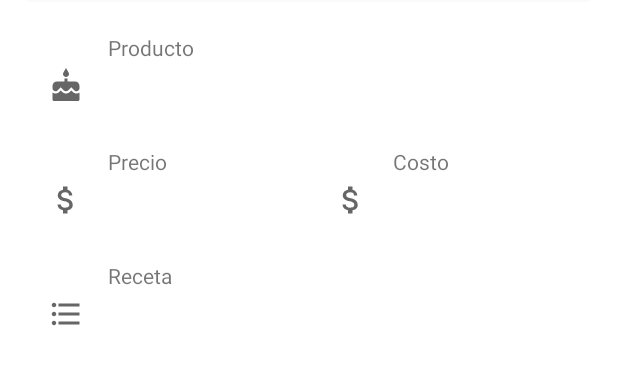
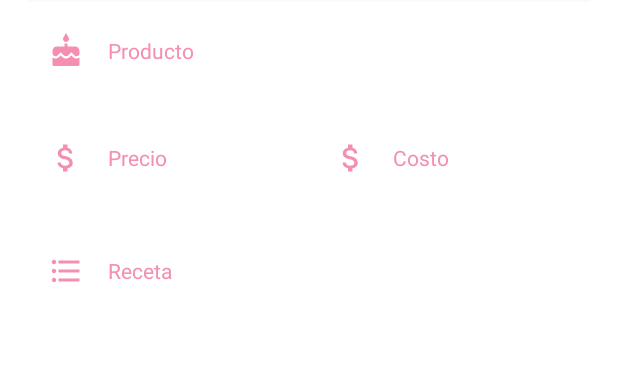
Before and after one commit to eormeno12/Miskiatty, an Android app: the ProductDetailsActivity screen opened directly, with no data from a screen before it, on a phone screen of 412 x 824 dp, the part 411-796 px from its top. Run offline under Robolectric (Android 15) with nearby library versions, the phone set to English and light mode, and no system bars; our stand-ins replace Room's generated code, data binding; 6 statements that could not run were skipped.

Commit message:
Data visible en el Product Details.
- Implementar el editar product y colocar imagen.

```diff
--- /dev/null
+++ b/app/src/main/java/com/listen/to/miskiatty/model/repository/products/ProductDetailsObservable.kt
@@ -0,0 +1,18 @@
+package com.listen.to.miskiatty.model.repository.products
+
+import androidx.appcompat.app.AppCompatActivity
+import androidx.databinding.BaseObservable
+import androidx.lifecycle.Lifecycle
+import androidx.lifecycle.MutableLiveData
+import com.listen.to.miskiatty.model.database.Product
+
+class ProductDetailsObservable: BaseObservable() {
+    private val productDetailsRepository = ProductDetailsRepositoryImpl()
+
+    fun callProductSerializable(activity: AppCompatActivity, lifecycle: Lifecycle) =
+            productDetailsRepository.callProduct(activity, lifecycle)
+
+    fun getProductSerializable(): MutableLiveData<Product> =
+            productDetailsRepository.getProduct()
+
+}
--- /dev/null
+++ b/app/src/main/java/com/listen/to/miskiatty/model/repository/products/ProductDetailsRepository.kt
@@ -0,0 +1,11 @@
+package com.listen.to.miskiatty.model.repository.products
+
+import androidx.appcompat.app.AppCompatActivity
+import androidx.lifecycle.Lifecycle
+import androidx.lifecycle.MutableLiveData
+import com.listen.to.miskiatty.model.database.Product
+
+interface ProductDetailsRepository {
+    fun callProduct(activity: AppCompatActivity, lifecycle: Lifecycle)
+    fun getProduct(): MutableLiveData<Product>
+}
--- /dev/null
+++ b/app/src/main/java/com/listen/to/miskiatty/model/repository/products/ProductDetailsRepositoryImpl.kt
@@ -0,0 +1,31 @@
+package com.listen.to.miskiatty.model.repository.products
+
+import androidx.appcompat.app.AppCompatActivity
+import androidx.lifecycle.Lifecycle
+import androidx.lifecycle.MutableLiveData
+import androidx.lifecycle.coroutineScope
+import com.listen.to.miskiatty.model.database.Product
+import com.listen.to.miskiatty.model.database.room.RoomDb
+import kotlinx.coroutines.launch
+
+class ProductDetailsRepositoryImpl: ProductDetailsRepository {
+
+    private val product = MutableLiveData<Product>()
+
+    override fun callProduct(activity: AppCompatActivity, lifecycle: Lifecycle) {
+        val id = activity.intent
+                .getIntExtra(
+                        "com.listen.to.miskiatty.view.ui.products.ID",
+                        0)
+
+        val db = RoomDb.getDatabase(activity.applicationContext)
+
+        lifecycle.coroutineScope.launch {
+            val productRoom = db.productDao().getProductById(id)
+            product.value = productRoom
+        }
+    }
+
+    override fun getProduct(): MutableLiveData<Product> = product
+
+}
--- a/app/src/main/java/com/listen/to/miskiatty/view/ui/products/ProductDetailsActivity.kt
+++ b/app/src/main/java/com/listen/to/miskiatty/view/ui/products/ProductDetailsActivity.kt
@@ -3,20 +3,49 @@ package com.listen.to.miskiatty.view.ui.products
 import android.content.Intent
 import androidx.appcompat.app.AppCompatActivity
 import android.os.Bundle
+import android.util.Log
 import androidx.appcompat.widget.Toolbar
+import androidx.databinding.DataBindingUtil
+import androidx.lifecycle.ViewModelProvider
 import com.listen.to.miskiatty.R
+import com.listen.to.miskiatty.databinding.ActivityLoginBinding
 import com.listen.to.miskiatty.databinding.ActivityProductDetailsBinding
+import com.listen.to.miskiatty.model.database.Product
+import com.listen.to.miskiatty.viewmodel.LoginViewModel
+import com.listen.to.miskiatty.viewmodel.ProductAddViewModel
+import com.listen.to.miskiatty.viewmodel.ProductDetailsViewModel
 
 class ProductDetailsActivity : AppCompatActivity() {
 
+    private var productDetailsViewModel: ProductDetailsViewModel? = null
     private lateinit var binding: ActivityProductDetailsBinding
     lateinit var toolbar: Toolbar
 
     override fun onCreate(savedInstanceState: Bundle?) {
         super.onCreate(savedInstanceState)
-        binding = ActivityProductDetailsBinding.inflate(layoutInflater)
-        setContentView(binding.root)
+        setContentView(R.layout.activity_product_details)
+        setUpBinding()
         setUpToolbar()
+    }
+
+    override fun onStart() {
+        super.onStart()
+        binding.lifecycleOwner = this
+        callProduct()
+    }
+
+    private fun setUpBinding() {
+        binding = DataBindingUtil.setContentView(this, R.layout.activity_product_details)
+
+        productDetailsViewModel = ViewModelProvider
+                .NewInstanceFactory()
+                .create(ProductDetailsViewModel::class.java)
+
+        binding.productDetailsViewModel = productDetailsViewModel
+    }
+
+    private fun callProduct(){
+        productDetailsViewModel?.callProduct(this, lifecycle)
     }
 
     private fun setUpToolbar(){
--- a/app/src/main/java/com/listen/to/miskiatty/view/ui/products/ProductsFragment.kt
+++ b/app/src/main/java/com/listen/to/miskiatty/view/ui/products/ProductsFragment.kt
@@ -1,11 +1,11 @@
 package com.listen.to.miskiatty.view.ui.products
 
+import android.content.Intent
 import android.os.Bundle
 import android.util.Log
 import android.view.LayoutInflater
 import android.view.View
 import android.view.ViewGroup
-import androidx.core.os.bundleOf
 import androidx.databinding.DataBindingUtil
 import androidx.fragment.app.Fragment
 import androidx.lifecycle.ViewModelProvider
@@ -93,8 +93,12 @@ class ProductsFragment : Fragment() {
 
     private fun setUpOnClickProduct(){
         productViewModel?.productClicked?.observe(viewLifecycleOwner, {
-            val bundle = bundleOf("product" to it)
-            findNavController().navigate(R.id.productDetailsActivity, bundle)
+            startActivity(Intent(
+                    this.activity?.applicationContext,
+                    ProductDetailsActivity::class.java)
+                    .apply {
+                        putExtra("com.listen.to.miskiatty.view.ui.products.ID", it.id)
+                    })
         })
     }
 }
--- /dev/null
+++ b/app/src/main/java/com/listen/to/miskiatty/viewmodel/ProductDetailsViewModel.kt
@@ -0,0 +1,21 @@
+package com.listen.to.miskiatty.viewmodel
+
+import androidx.appcompat.app.AppCompatActivity
+import androidx.lifecycle.Lifecycle
+import androidx.lifecycle.LiveData
+import androidx.lifecycle.ViewModel
+import com.listen.to.miskiatty.model.database.Product
+import com.listen.to.miskiatty.model.repository.products.ProductDetailsObservable
+
+class ProductDetailsViewModel: ViewModel() {
+
+    private val productDetailsObservable: ProductDetailsObservable = ProductDetailsObservable()
+
+    fun callProduct(activity: AppCompatActivity, lifecycle: Lifecycle) =
+            productDetailsObservable.callProductSerializable(activity, lifecycle)
+
+
+    fun getProduct(): LiveData<Product> =
+            productDetailsObservable.getProductSerializable()
+
+}
--- a/app/src/main/res/layout/activity_product_details.xml
+++ b/app/src/main/res/layout/activity_product_details.xml
@@ -4,6 +4,9 @@
     xmlns:tools="http://schemas.android.com/tools">
 
     <data>
+        <variable
+            name="productDetailsViewModel"
+            type="com.listen.to.miskiatty.viewmodel.ProductDetailsViewModel" />
 
     </data>
 
@@ -59,23 +62,26 @@
                     android:layout_height="wrap_content"
                     android:layout_weight="1"
                     android:text="Producto"
+                    android:textColor="@color/colorPrimary"
                     android:textSize="14sp"
-                    android:layout_marginTop="24dp"
-                    android:layout_marginStart="56sp" />
+                    android:gravity="start|center"
+                    android:layout_marginTop="24sp"
+                    android:layout_marginStart="16sp"
+                    app:drawableLeftCompat="@drawable/ic_baseline_cake_24"
+                    app:drawableTint="@color/colorPrimary"
+                    android:drawablePadding="16dp"/>
 
                 <com.google.android.material.textview.MaterialTextView
                     android:layout_width="match_parent"
                     android:layout_height="wrap_content"
-                    tools:text="Keke"
-                    android:textSize="24sp"
-                    app:drawableLeftCompat="@drawable/ic_baseline_cake_24"
-                    android:layout_marginStart="16dp"
-                    android:drawablePadding="16dp" />
+                    android:text="@{productDetailsViewModel.product.name}"
+                    android:textSize="20sp"
+                    android:layout_marginStart="56dp" />
 
                 <androidx.appcompat.widget.LinearLayoutCompat
                     android:layout_width="match_parent"
                     android:layout_height="wrap_content"
-                    android:layout_marginTop="24dp"
+                    android:layout_marginTop="20dp"
                     android:orientation="vertical">
 
                     <androidx.appcompat.widget.LinearLayoutCompat
@@ -89,16 +95,26 @@
                             android:layout_height="wrap_content"
                             android:layout_weight="1"
                             android:text="Precio"
+                            android:textColor="@color/colorPrimary"
                             android:textSize="14sp"
-                            android:layout_marginStart="56sp" />
+                            android:gravity="start|center"
+                            android:layout_marginStart="16sp"
+                            app:drawableLeftCompat="@drawable/ic_baseline_dollar_24"
+                            app:drawableTint="@color/colorPrimary"
+                            android:drawablePadding="16dp"/>
 
                         <com.google.android.material.textview.MaterialTextView
                             android:layout_width="match_parent"
                             android:layout_height="wrap_content"
                             android:layout_weight="1"
                             android:text="Costo"
+                            android:textColor="@color/colorPrimary"
                             android:textSize="14sp"
-                            android:layout_marginStart="56sp" />
+                            android:gravity="start|center"
+                            android:layout_marginStart="16sp"
+                            app:drawableLeftCompat="@drawable/ic_baseline_dollar_24"
+                            app:drawableTint="@color/colorPrimary"
+                            android:drawablePadding="16dp"/>
 
                     </androidx.appcompat.widget.LinearLayoutCompat>
 
@@ -112,21 +128,17 @@
                             android:layout_width="match_parent"
                             android:layout_height="wrap_content"
                             android:layout_weight="1"
-                            tools:text="20"
-                            android:textSize="24sp"
-                            app:drawableLeftCompat="@drawable/ic_baseline_dollar_24"
-                            android:layout_marginStart="16dp"
-                            android:drawablePadding="16dp" />
+                            android:text='@{"S/" + productDetailsViewModel.product.price}'
+                            android:textSize="20sp"
+                            android:layout_marginStart="56dp"/>
 
                         <com.google.android.material.textview.MaterialTextView
                             android:layout_width="match_parent"
                             android:layout_height="wrap_content"
                             android:layout_weight="1"
-                            tools:text="15"
-                            android:textSize="24sp"
-                            app:drawableLeftCompat="@drawable/ic_baseline_dollar_24"
-                            android:layout_marginStart="16dp"
-                            android:drawablePadding="16dp" />
+                            tools:text='@{"S/" + productDetailsViewModel.product.cost}'
+                            android:textSize="20sp"
+                            android:layout_marginStart="56dp" />
 
                     </androidx.appcompat.widget.LinearLayoutCompat>
 
@@ -137,19 +149,22 @@
                     android:layout_height="wrap_content"
                     android:layout_weight="1"
                     android:text="Receta"
+                    android:textColor="@color/colorPrimary"
                     android:textSize="14sp"
+                    android:gravity="start|center"
                     android:layout_marginTop="24dp"
-                    android:layout_marginStart="56sp" />
+                    android:layout_marginStart="16dp"
+                    app:drawableLeftCompat="@drawable/ic_baseline_list_24"
+                    app:drawableTint="@color/colorPrimary"
+                    android:drawablePadding="16dp"/>
 
                 <com.google.android.material.textview.MaterialTextView
                     android:layout_width="match_parent"
                     android:layout_height="wrap_content"
                     android:layout_weight="1"
-                    tools:text="1."
-                    android:textSize="24sp"
-                    app:drawableLeftCompat="@drawable/ic_baseline_list_24"
-                    android:layout_marginStart="16dp"
-                    android:drawablePadding="16dp" />
+                    android:layout_marginStart="56sp"
+                    tools:text="@{productDetailsViewModel.product.recipe}"
+                    android:textSize="20sp" />
 
             </androidx.appcompat.widget.LinearLayoutCompat>
 
```
